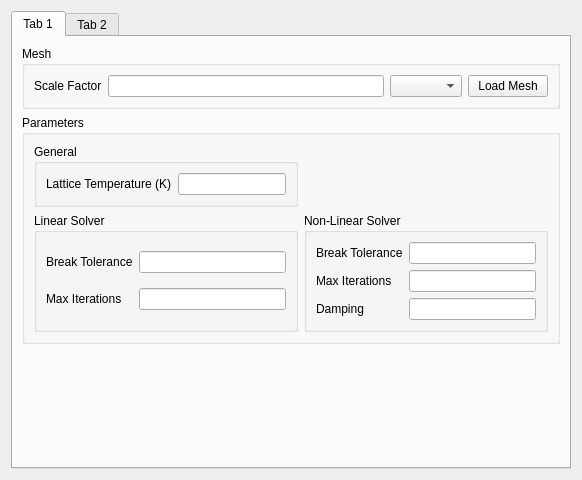
Before: the Qt Designer form modules/DeviceGenerator/device_generator_form.ui in viennamos/viennamos-dev, drawn with Qt 5.
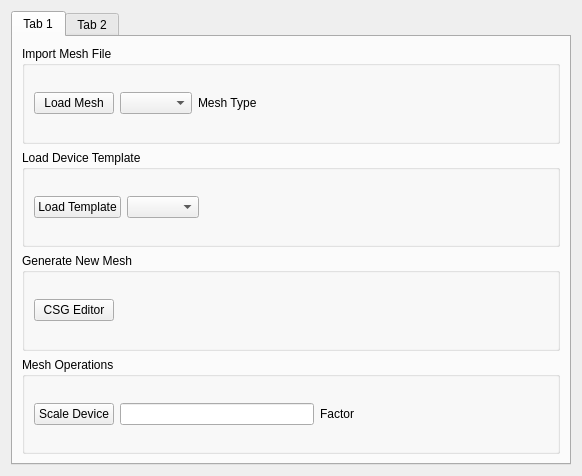
After: the same form once the commit is applied.

Commit message: device generator: segment setup ready+ready for device templates

What changed in the file:
```diff
--- a/modules/DeviceGenerator/device_generator_form.ui
+++ b/modules/DeviceGenerator/device_generator_form.ui
@@ -14,7 +14,7 @@
    <string>Form</string>
   </property>
   <layout class="QGridLayout" name="gridLayout">
-   <item row="0" column="2">
+   <item row="0" column="0">
     <widget class="QTabWidget" name="tabWidget">
      <property name="currentIndex">
       <number>0</number>
@@ -23,57 +23,42 @@
       <attribute name="title">
        <string>Tab 1</string>
       </attribute>
-      <layout class="QGridLayout" name="gridLayout_8">
+      <layout class="QGridLayout" name="gridLayout_10">
        <item row="0" column="0">
-        <widget class="QGroupBox" name="groupBoxMesh">
+        <widget class="QGroupBox" name="groupBox">
          <property name="title">
-          <string>Mesh</string>
+          <string>Import Mesh File</string>
          </property>
          <layout class="QGridLayout" name="gridLayout_2">
-          <item row="0" column="0">
-           <widget class="QLabel" name="label">
+          <item row="0" column="2">
+           <widget class="QLabel" name="label_2">
             <property name="text">
-             <string>Scale Factor</string>
+             <string>Mesh Type</string>
             </property>
            </widget>
           </item>
           <item row="0" column="1">
-           <widget class="QLineEdit" name="lineEditScalingFactor"/>
-          </item>
-          <item row="0" column="2">
            <widget class="QComboBox" name="comboBoxMeshType"/>
           </item>
-          <item row="0" column="3">
+          <item row="0" column="0">
            <widget class="QPushButton" name="pushButtonLoadMesh">
             <property name="text">
              <string>Load Mesh</string>
             </property>
            </widget>
           </item>
-         </layout>
-        </widget>
-       </item>
-       <item row="1" column="0">
-        <widget class="QGroupBox" name="groupBox">
-         <property name="title">
-          <string>Parameters</string>
-         </property>
-         <layout class="QGridLayout" name="gridLayout_3">
-          <item row="0" column="0">
-           <widget class="QGroupBox" name="groupBox_8">
-            <property name="title">
-             <string>General</string>
+          <item row="0" column="3">
+           <spacer name="horizontalSpacer_3">
+            <property name="orientation">
+             <enum>Qt::Horizontal</enum>
+            </property>
+            <property name="sizeHint" stdset="0">
+             <size>
+              <width>285</width>
+              <height>20</height>
+             </size>
             </property>
-            <layout class="QGridLayout" name="gridLayout_11">
-             <item row="0" column="0">
-              <widget class="QLabel" name="label_2">
-               <property name="text">
-                <string>Lattice Temperature (K)</string>
-               </property>
-              </widget>
-             </item>
-             <item row="0" column="1">
-              <widget class="QLineEdit" name="lineEditTemp"/>
+           </spacer>
              </item>
             </layout>
            </widget>
@@ -81,86 +66,102 @@
           <item row="1" column="0">
            <widget class="QGroupBox" name="groupBox_6">
             <property name="title">
-             <string>Linear Solver </string>
+          <string>Load Device Template</string>
             </property>
             <layout class="QGridLayout" name="gridLayout_9">
+          <item row="0" column="2">
+           <spacer name="horizontalSpacer_5">
+            <property name="orientation">
+             <enum>Qt::Horizontal</enum>
+            </property>
+            <property name="sizeHint" stdset="0">
+             <size>
+              <width>338</width>
+              <height>20</height>
+             </size>
+            </property>
+           </spacer>
+          </item>
              <item row="0" column="0">
-              <widget class="QLabel" name="label_10">
+           <widget class="QPushButton" name="pushButtonLoadTemplate">
                <property name="text">
-                <string>Break Tolerance</string>
+             <string>Load Template</string>
                </property>
               </widget>
              </item>
-             <item row="1" column="1">
-              <widget class="QLineEdit" name="lineEditLinSolveIterations"/>
-             </item>
              <item row="0" column="1">
-              <widget class="QLineEdit" name="lineEditLinSolveTol"/>
-             </item>
-             <item row="1" column="0">
-              <widget class="QLabel" name="label_11">
-               <property name="text">
-                <string>Max Iterations</string>
-               </property>
-              </widget>
+           <widget class="QComboBox" name="comboBoxDeviceTemplates"/>
              </item>
             </layout>
            </widget>
           </item>
-          <item row="1" column="1">
+       <item row="2" column="0">
            <widget class="QGroupBox" name="groupBox_7">
             <property name="title">
-             <string>Non-Linear Solver </string>
-            </property>
-            <layout class="QGridLayout" name="gridLayout_10">
+          <string>Generate New Mesh</string>
+         </property>
+         <layout class="QGridLayout" name="gridLayout_3">
              <item row="0" column="0">
-              <widget class="QLabel" name="label_12">
+           <widget class="QPushButton" name="pushButtonCSGEditor">
                <property name="text">
-                <string>Break Tolerance</string>
+             <string>CSG Editor</string>
                </property>
               </widget>
              </item>
              <item row="0" column="1">
-              <widget class="QLineEdit" name="lineEditNonLinSolveTol"/>
-             </item>
-             <item row="1" column="0">
-              <widget class="QLabel" name="label_13">
+           <spacer name="horizontalSpacer_2">
+            <property name="orientation">
+             <enum>Qt::Horizontal</enum>
+            </property>
+            <property name="sizeHint" stdset="0">
+             <size>
+              <width>431</width>
+              <height>20</height>
+             </size>
+            </property>
+           </spacer>
+          </item>
+         </layout>
+        </widget>
+       </item>
+       <item row="3" column="0">
+        <widget class="QGroupBox" name="groupBox_8">
+         <property name="title">
+          <string>Mesh Operations</string>
+         </property>
+         <layout class="QGridLayout" name="gridLayout_8">
+          <item row="0" column="0">
+           <widget class="QPushButton" name="pushButtonScaleDevice">
                <property name="text">
-                <string>Max Iterations</string>
+             <string>Scale Device</string>
                </property>
               </widget>
              </item>
-             <item row="1" column="1">
-              <widget class="QLineEdit" name="lineEditNonLinSolveIterations"/>
-             </item>
-             <item row="2" column="0">
-              <widget class="QLabel" name="label_14">
+          <item row="0" column="1">
+           <widget class="QLineEdit" name="lineEditScalingFactor"/>
+          </item>
+          <item row="0" column="2">
+           <widget class="QLabel" name="label">
                <property name="text">
-                <string>Damping</string>
+             <string>Factor</string>
                </property>
               </widget>
              </item>
-             <item row="2" column="1">
-              <widget class="QLineEdit" name="lineEditNonLinSolveDamping"/>
-             </item>
-            </layout>
-           </widget>
-          </item>
-         </layout>
-        </widget>
-       </item>
-       <item row="2" column="0">
-        <spacer name="verticalSpacer">
+          <item row="0" column="3">
+           <spacer name="horizontalSpacer_4">
          <property name="orientation">
-          <enum>Qt::Vertical</enum>
+             <enum>Qt::Horizontal</enum>
          </property>
          <property name="sizeHint" stdset="0">
           <size>
-           <width>20</width>
-           <height>119</height>
+              <width>189</width>
+              <height>20</height>
           </size>
          </property>
         </spacer>
+          </item>
+         </layout>
+        </widget>
        </item>
       </layout>
      </widget>
@@ -197,7 +198,7 @@
           <string>Contact</string>
          </property>
          <layout class="QGridLayout" name="gridLayout_6">
-          <item row="0" column="0" colspan="3">
+          <item row="0" column="0" colspan="2">
            <layout class="QHBoxLayout" name="horizontalLayout_2">
             <item>
              <widget class="QCheckBox" name="checkBoxContact">
@@ -231,39 +232,6 @@
             </item>
            </layout>
           </item>
-          <item row="1" column="0">
-           <widget class="QRadioButton" name="radioButtonContactSingle">
-            <property name="text">
-             <string>Single</string>
-            </property>
-           </widget>
-          </item>
-          <item row="1" column="1">
-           <widget class="QLineEdit" name="lineEditContactSingle"/>
-          </item>
-          <item row="2" column="0">
-           <widget class="QRadioButton" name="radioButtonContactRange">
-            <property name="text">
-             <string>Range</string>
-            </property>
-           </widget>
-          </item>
-          <item row="2" column="1">
-           <widget class="QLineEdit" name="lineEditContactRangeFrom"/>
-          </item>
-          <item row="2" column="2">
-           <widget class="QLineEdit" name="lineEditContactRangeTo"/>
-          </item>
-          <item row="3" column="1">
-           <widget class="QLineEdit" name="lineEditWorkfunction"/>
-          </item>
-          <item row="3" column="0">
-           <widget class="QLabel" name="label_9">
-            <property name="text">
-             <string>Workfunction</string>
-            </property>
-           </widget>
-          </item>
          </layout>
         </widget>
        </item>
```
Lines whose indentation alone changed are shown as unchanged. The commit also changes 13 other files.
